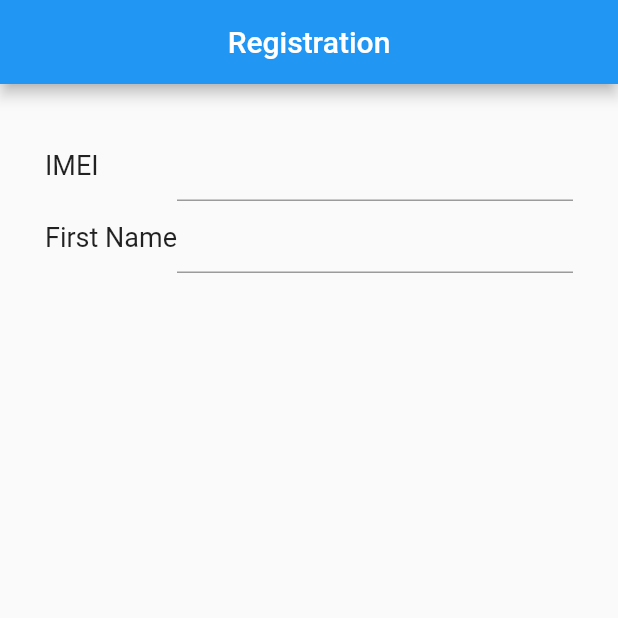
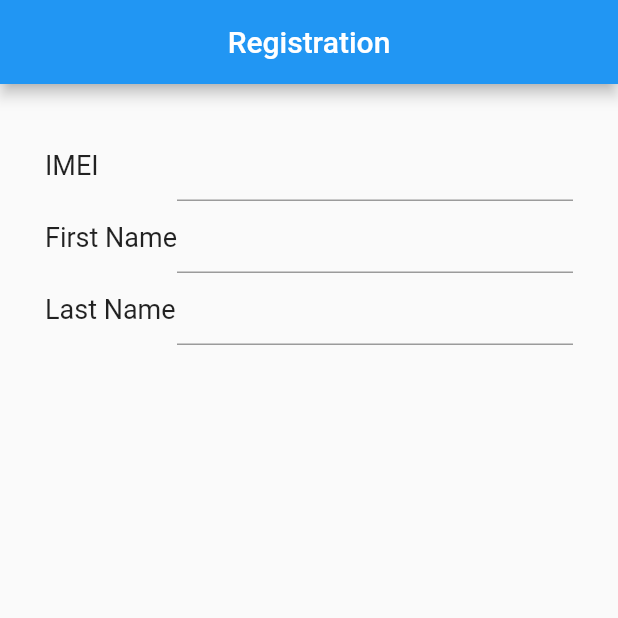
Before and after one commit to paimanbandi/rgstr, a Flutter app: the screen it shows after launch, on a phone screen of 412 x 824 dp, the top half of it. Run offline on Flutter 3.47's test engine with Material 2 defaults, Android fonts, the phone set to English and light mode, and no system bars; missing offline and left inert: imei_imsi_plugin.

Commit message:
textformfield last name

```diff
--- a/lib/registration_view.dart
+++ b/lib/registration_view.dart
@@ -15,6 +15,7 @@ class RegistrationView extends WidgetView<RegistrationPage, RegistrationControll
     TextStyle textStyle = TextStyle(fontSize: 18, fontWeight: FontWeight.normal);
     bool _bErrImei = false;
     bool _bErrFirstName = false;
+    bool _bErrLastName = false;
     return Scaffold(
         appBar: AppBar(
           title: Text(widget.title),
@@ -74,6 +75,29 @@ class RegistrationView extends WidgetView<RegistrationPage, RegistrationControll
                     )
                   ],
                 ),
+                Row(
+                  children: [
+                    Expanded(
+                      flex: 1,
+                      child: Text(
+                        'Last Name',
+                        style: textStyle,
+                      ),
+                    ),
+                    Expanded(
+                      flex: 3,
+                      child: TextFormField(
+                        inputFormatters: [
+                          LengthLimitingTextInputFormatter(50),
+                        ],
+                        decoration: InputDecoration(
+                          errorText: _bErrLastName ? "Can't be empty" : null,
+                        ),
+                        style: textStyle,
+                      ),
+                    )
+                  ],
+                ),
               ],
             ),
           ),
```
